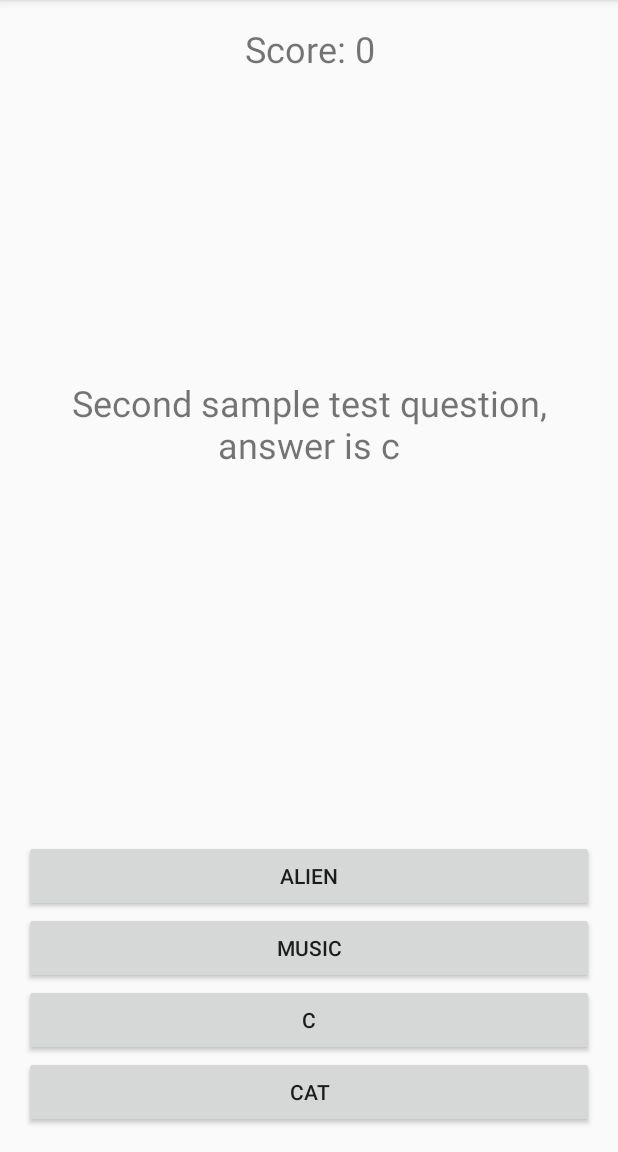
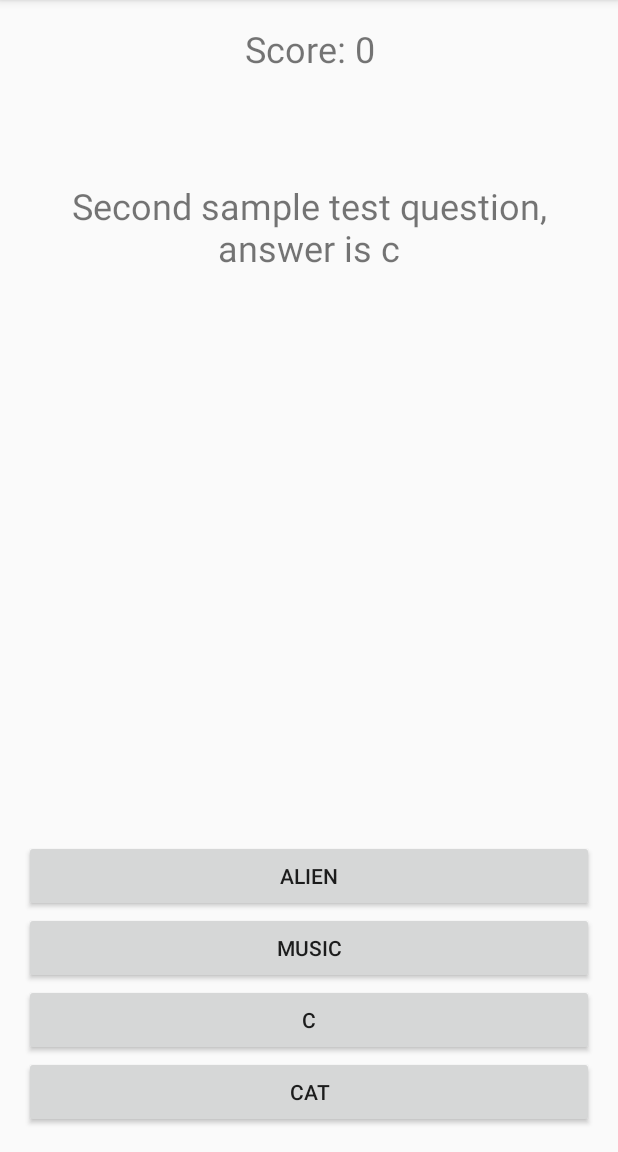
Before and after one commit to Synix12345/INFS3605FinancialLiteracy, an Android app: the QuizActivity screen opened directly, with no data from a screen before it, on a phone screen of 412 x 824 dp, the part 84-1236 px from its top. Run offline under Robolectric (Android 15) with nearby library versions, the light colour scheme and no system bars.

Commit message:
Small fixes to UI placement

```diff
--- a/app/src/main/res/layout/activity_quiz.xml
+++ b/app/src/main/res/layout/activity_quiz.xml
@@ -55,12 +55,12 @@
 
     <TextView
         android:id="@+id/question"
-        android:layout_width="383dp"
-        android:layout_height="467dp"
-        android:textSize="24dp"
-        android:gravity="center"
+        android:layout_width="393dp"
+        android:layout_height="205dp"
         android:layout_below="@id/score"
         android:layout_centerHorizontal="true"
-        android:text="TextView" />
+        android:gravity="center"
+        android:text="TextView"
+        android:textSize="24dp" />
 
 </RelativeLayout>
```
Also changed, not shown: app/src/main/res/layout/quiz_fragment.xml (+6 -4 lines).
